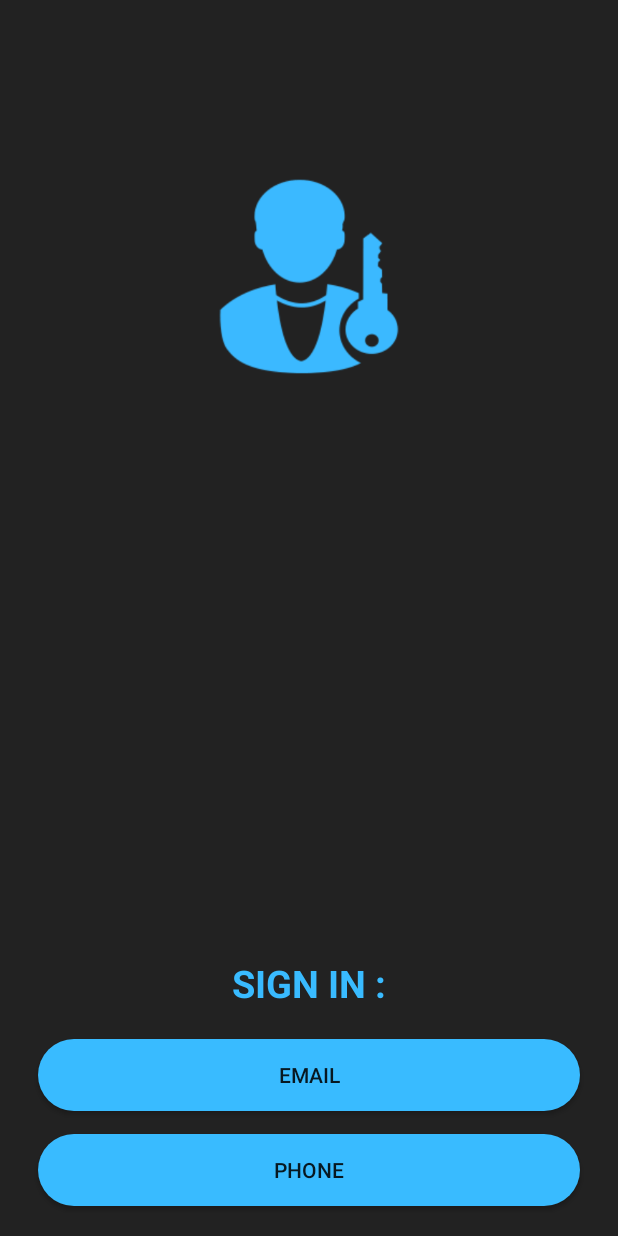
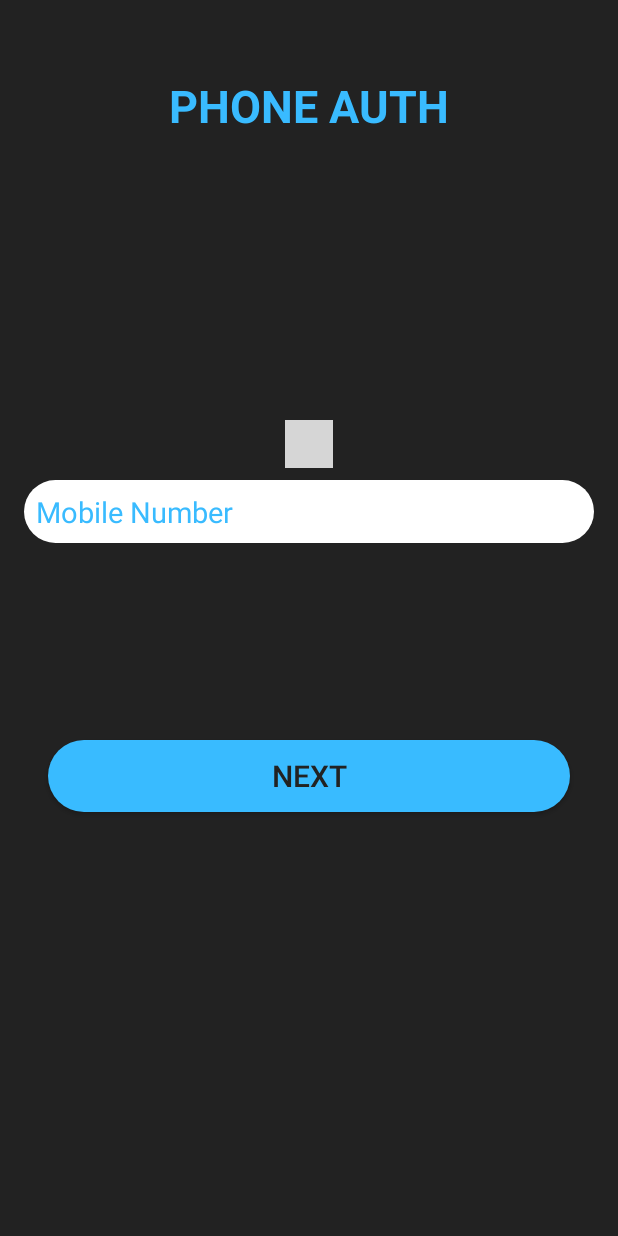
Before and after one commit to undiscovered-genius/login_firebase, an Android app: the screen it shows after launch (StartActivity before the commit, PhoneActivity after it), after a tap on "PHONE", on a phone screen of 412 x 824 dp. Run offline under Robolectric (Android 15) with nearby library versions, the phone set to English and light mode, and no system bars; our stand-ins replace Firebase (no records; nobody signed in at launch, a user with empty details on screens opened directly); plain views replace CountryCodePicker; grey boxes are pictures that could not be loaded.

Commit message:
Phone login interface ready

```diff
--- a/app/src/main/java/com/example/login/StartActivity.java
+++ b/app/src/main/java/com/example/login/StartActivity.java
@@ -62,7 +62,8 @@ public class StartActivity extends AppCompatActivity {
         phone.setOnClickListener(new View.OnClickListener() {
             @Override
             public void onClick(View v) {
-                Toast.makeText(getApplicationContext(),"Comming Soon!",Toast.LENGTH_SHORT).show();
+//                Toast.makeText(getApplicationContext(),"Comming Soon!",Toast.LENGTH_SHORT).show();
+                startActivity(new Intent(StartActivity.this, PhoneActivity.class));
             }
         });
     }
--- a/app/src/main/res/layout/activity_phone.xml
+++ b/app/src/main/res/layout/activity_phone.xml
@@ -11,7 +11,8 @@
         android:id="@+id/textView2"
         android:layout_width="wrap_content"
         android:layout_height="wrap_content"
-        android:text="OTP AUTH"
+        android:layout_marginTop="50dp"
+        android:text="PHONE AUTH"
         android:textColor="#39bbff"
         android:textSize="30sp"
         android:textStyle="bold"
@@ -19,7 +20,7 @@
         app:layout_constraintEnd_toEndOf="parent"
         app:layout_constraintStart_toStartOf="parent"
         app:layout_constraintTop_toTopOf="parent"
-        app:layout_constraintVertical_bias="0.13" />
+        app:layout_constraintVertical_bias="0.0" />
 
 
     <com.rilixtech.widget.countrycodepicker.CountryCodePicker
@@ -42,11 +43,13 @@
         android:layout_marginTop="8dp"
         android:layout_marginEnd="16dp"
         android:ems="10"
+        android:background="@drawable/edittext"
         android:hint="Mobile Number"
         android:inputType="phone"
-        android:textColor="#39bbff"
+        android:textColor="#222222"
         android:textColorHint="#39bbff"
         android:textSize="19sp"
+        android:padding="8dp"
         app:layout_constraintBottom_toBottomOf="parent"
         app:layout_constraintEnd_toEndOf="parent"
         app:layout_constraintStart_toStartOf="parent"
@@ -59,9 +62,9 @@
         android:id="@+id/nextBtn"
         android:layout_width="0dp"
         android:layout_height="wrap_content"
-        android:layout_marginStart="16dp"
+        android:layout_marginStart="32dp"
         android:layout_marginTop="16dp"
-        android:layout_marginEnd="16dp"
+        android:layout_marginEnd="32dp"
         android:background="@drawable/button_corner"
         android:text="NEXT"
         android:textColor="#222222"
@@ -89,9 +92,10 @@
         android:layout_width="0dp"
         android:layout_height="wrap_content"
         android:layout_marginStart="16dp"
+        android:layout_marginTop="8dp"
         android:layout_marginEnd="8dp"
         android:text="Sending OTP.."
-        android:textColor="#FFEB3B"
+        android:textColor="#9C27B0"
         android:textSize="18sp"
         android:visibility="invisible"
         app:layout_constraintBottom_toBottomOf="@+id/progressBar"
@@ -104,13 +108,15 @@
         android:layout_width="0dp"
         android:layout_height="wrap_content"
         android:layout_marginStart="16dp"
-        android:layout_marginTop="8dp"
+        android:layout_marginTop="15dp"
         android:layout_marginEnd="16dp"
         android:layout_marginBottom="8dp"
+        android:background="@drawable/edittext"
         android:ems="10"
         android:hint="Enter OTP"
         android:inputType="number"
-        android:textColor="#39bbff"
+        android:padding="10dp"
+        android:textColor="#222222"
         android:textColorHighlight="#E8E9EE"
         android:textColorHint="#9C27B0"
         android:visibility="invisible"
@@ -125,8 +131,10 @@
         android:id="@+id/resendOtpBtn"
         android:layout_width="wrap_content"
         android:layout_height="wrap_content"
+        android:layout_marginTop="8dp"
         android:text="Resend"
         android:textColor="#39bbff"
+        android:textStyle="bold"
         android:visibility="invisible"
         app:layout_constraintBottom_toBottomOf="@+id/codeEnter"
         app:layout_constraintEnd_toEndOf="parent"
--- a/app/src/main/res/values/colors.xml
+++ b/app/src/main/res/values/colors.xml
@@ -1,6 +1,6 @@
 <?xml version="1.0" encoding="utf-8"?>
 <resources>
-    <color name="colorPrimary">#008577</color>
-    <color name="colorPrimaryDark">#00574B</color>
-    <color name="colorAccent">#D81B60</color>
+    <color name="colorPrimary">#673AB7</color>
+    <color name="colorPrimaryDark">#111111</color>
+    <color name="colorAccent">#39bbff</color>
 </resources>
```
Also changed, not shown: app/src/main/java/com/example/login/MainActivity.java (+9 -0 lines).
